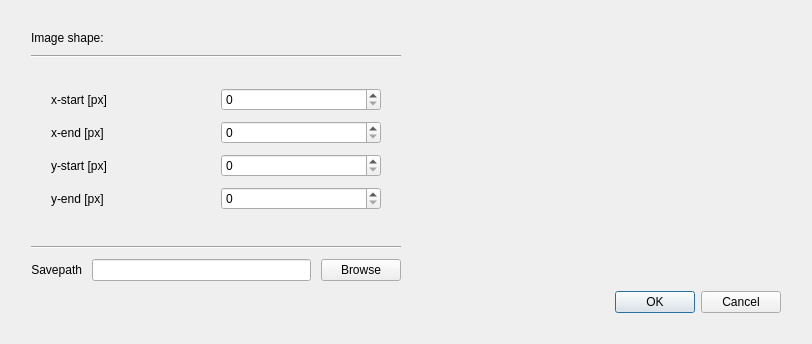
Old version of the form ui/roi_dialog.ui in the repository EBSP-Indexer/EBSP-Indexer.
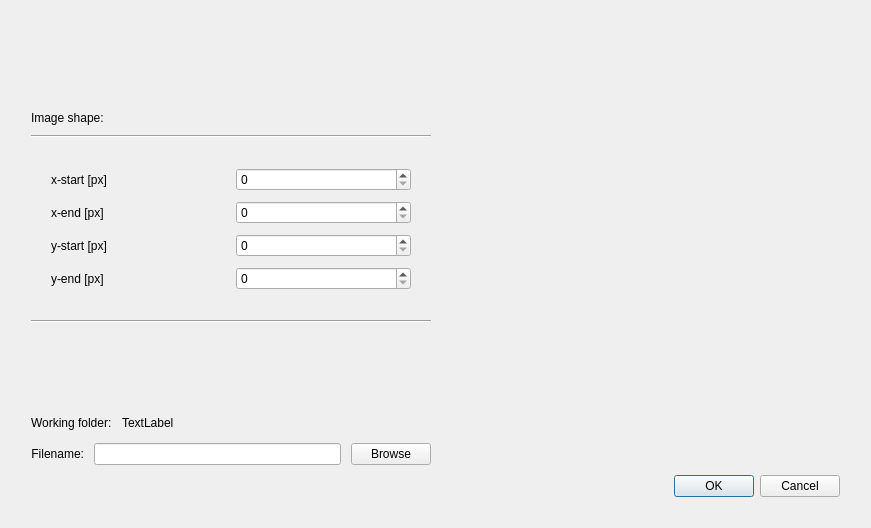
New version of the form. Custom widgets are drawn as their Qt base class.

Diff of the .ui file:
```diff
--- a/ui/roi_dialog.ui
+++ b/ui/roi_dialog.ui
@@ -6,8 +6,8 @@
    <rect>
     <x>0</x>
     <y>0</y>
-    <width>812</width>
-    <height>344</height>
+    <width>871</width>
+    <height>528</height>
    </rect>
   </property>
   <property name="windowTitle">
@@ -39,6 +39,19 @@
        <layout class="QGridLayout" name="gridLayout_5">
         <item row="2" column="0">
          <layout class="QVBoxLayout" name="verticalLayout_3">
+          <item>
+           <spacer name="verticalSpacer">
+            <property name="orientation">
+             <enum>Qt::Vertical</enum>
+            </property>
+            <property name="sizeHint" stdset="0">
+             <size>
+              <width>20</width>
+              <height>40</height>
+             </size>
+            </property>
+           </spacer>
+          </item>
           <item>
            <widget class="QLabel" name="label_6">
             <property name="text">
@@ -121,19 +134,6 @@
             </item>
            </layout>
           </item>
-          <item>
-           <spacer name="verticalSpacer">
-            <property name="orientation">
-             <enum>Qt::Vertical</enum>
-            </property>
-            <property name="sizeHint" stdset="0">
-             <size>
-              <width>20</width>
-              <height>40</height>
-             </size>
-            </property>
-           </spacer>
-          </item>
           <item>
            <widget class="Line" name="line">
             <property name="orientation">
@@ -141,6 +141,19 @@
             </property>
            </widget>
           </item>
+          <item>
+           <spacer name="verticalSpacer_2">
+            <property name="orientation">
+             <enum>Qt::Vertical</enum>
+            </property>
+            <property name="sizeHint" stdset="0">
+             <size>
+              <width>20</width>
+              <height>40</height>
+             </size>
+            </property>
+           </spacer>
+          </item>
          </layout>
         </item>
         <item row="2" column="1">
@@ -161,14 +174,50 @@
          </widget>
         </item>
         <item row="3" column="0">
+         <layout class="QVBoxLayout" name="verticalLayout">
+          <item>
+           <layout class="QHBoxLayout" name="horizontalLayout_3">
+            <item>
+             <widget class="QLabel" name="folderLabel">
+              <property name="text">
+               <string>Working folder:</string>
+              </property>
+             </widget>
+            </item>
+            <item>
+             <widget class="QLabel" name="folderEdit">
+              <property name="text">
+               <string>TextLabel</string>
+              </property>
+             </widget>
+            </item>
+            <item>
+             <spacer name="horizontalSpacer">
+              <property name="orientation">
+               <enum>Qt::Horizontal</enum>
+              </property>
+              <property name="sizeHint" stdset="0">
+               <size>
+                <width>40</width>
+                <height>20</height>
+               </size>
+              </property>
+             </spacer>
+            </item>
+           </layout>
+          </item>
+          <item>
          <layout class="QHBoxLayout" name="horizontalLayout">
           <item>
-           <layout class="QVBoxLayout" name="verticalLayout"/>
-          </item>
-          <item>
-           <widget class="QLabel" name="label_5">
+             <widget class="QLabel" name="filenameLabel">
+              <property name="sizePolicy">
+               <sizepolicy hsizetype="Preferred" vsizetype="Fixed">
+                <horstretch>0</horstretch>
+                <verstretch>0</verstretch>
+               </sizepolicy>
+              </property>
             <property name="text">
-             <string>Savepath</string>
+               <string>Filename:</string>
             </property>
             <property name="alignment">
              <set>Qt::AlignRight|Qt::AlignTrailing|Qt::AlignVCenter</set>
@@ -209,18 +258,7 @@
           </item>
          </layout>
         </item>
-        <item row="4" column="0">
-         <spacer name="verticalSpacer_2">
-          <property name="orientation">
-           <enum>Qt::Vertical</enum>
-          </property>
-          <property name="sizeHint" stdset="0">
-           <size>
-            <width>20</width>
-            <height>40</height>
-           </size>
-          </property>
-         </spacer>
+         </layout>
         </item>
        </layout>
       </item>
```
Left out of the diff: 2 changed lines with no effect on the pictures. Lines whose indentation alone changed are shown as unchanged.
